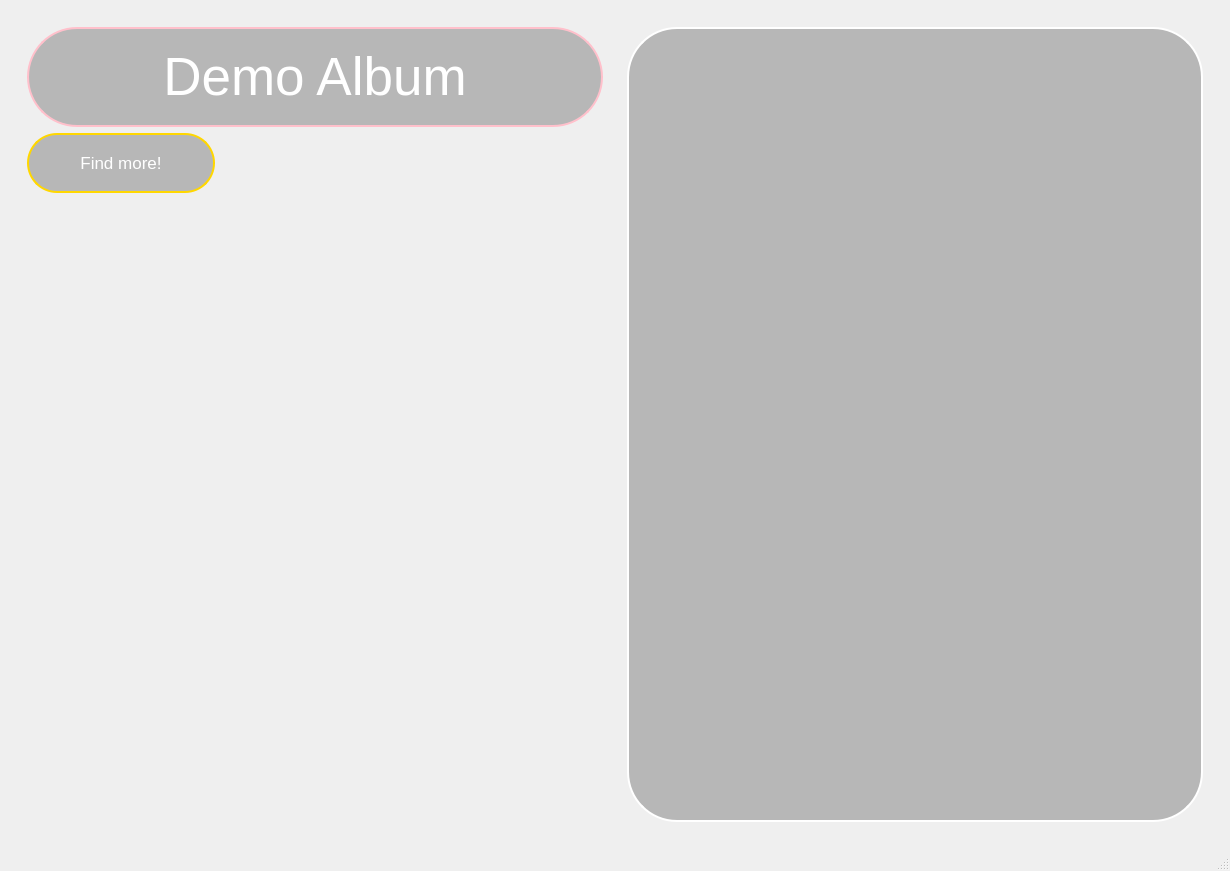
Before: the Qt Designer form ui/playlist_page/playlist_window.ui in incremen/CyberMusicStreaming, drawn with Qt 5.
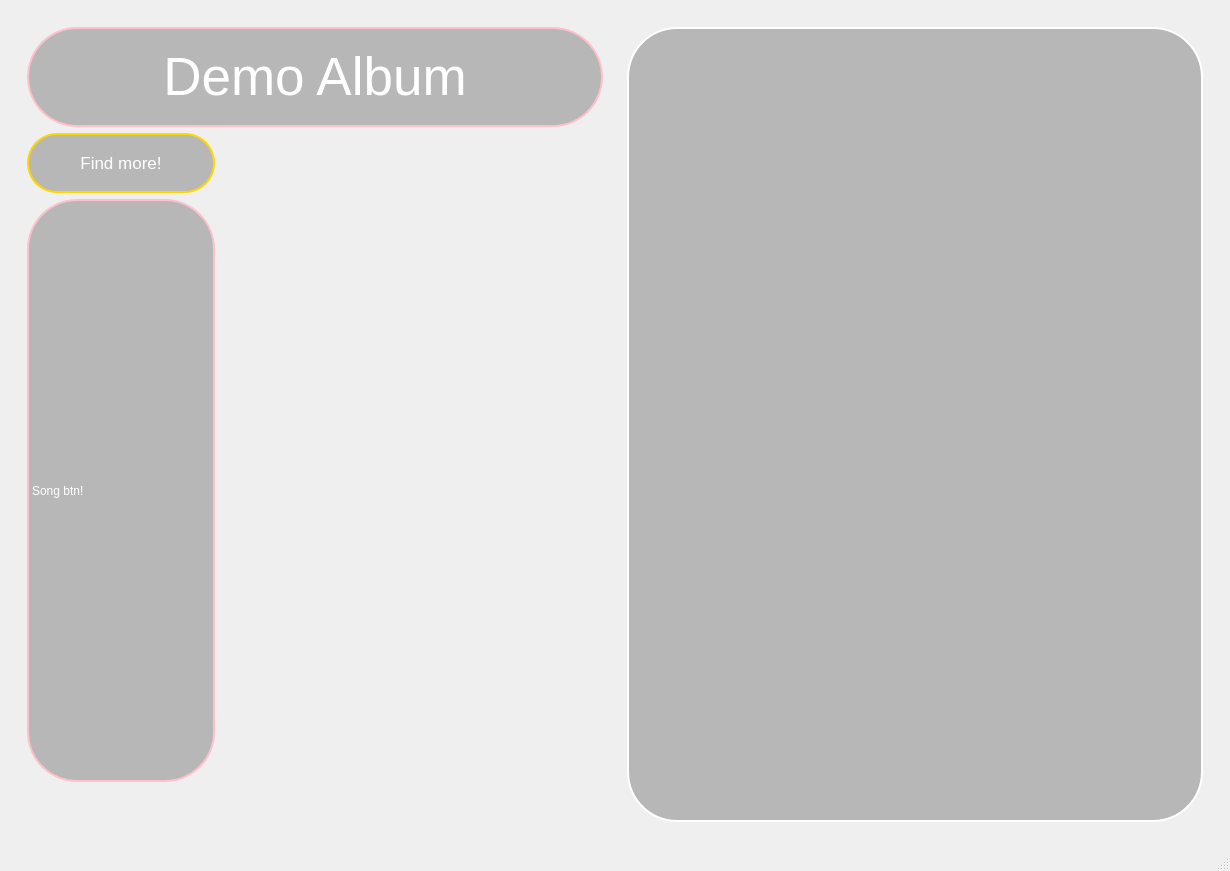
After: the same form once the commit is applied.

Commit message: started working on PlaylistWindow class

Patch:
```diff
--- a/ui/playlist_page/playlist_window.ui
+++ b/ui/playlist_page/playlist_window.ui
@@ -141,6 +141,19 @@
               </property>
              </widget>
             </item>
+            <item row="2" column="0">
+             <widget class="QLabel" name="label_2">
+              <property name="styleSheet">
+               <string notr="true">                    border: 2px solid pink;
+                    background-color: rgba(128, 128, 128, 128);
+                    border-radius: 50px;
+                    color: white; </string>
+              </property>
+              <property name="text">
+               <string>Song btn!</string>
+              </property>
+             </widget>
+            </item>
            </layout>
           </item>
           <item row="1" column="0">
```
Left out of the diff: 25 changed lines with no effect on the pictures. The commit also changes 2 other files.
